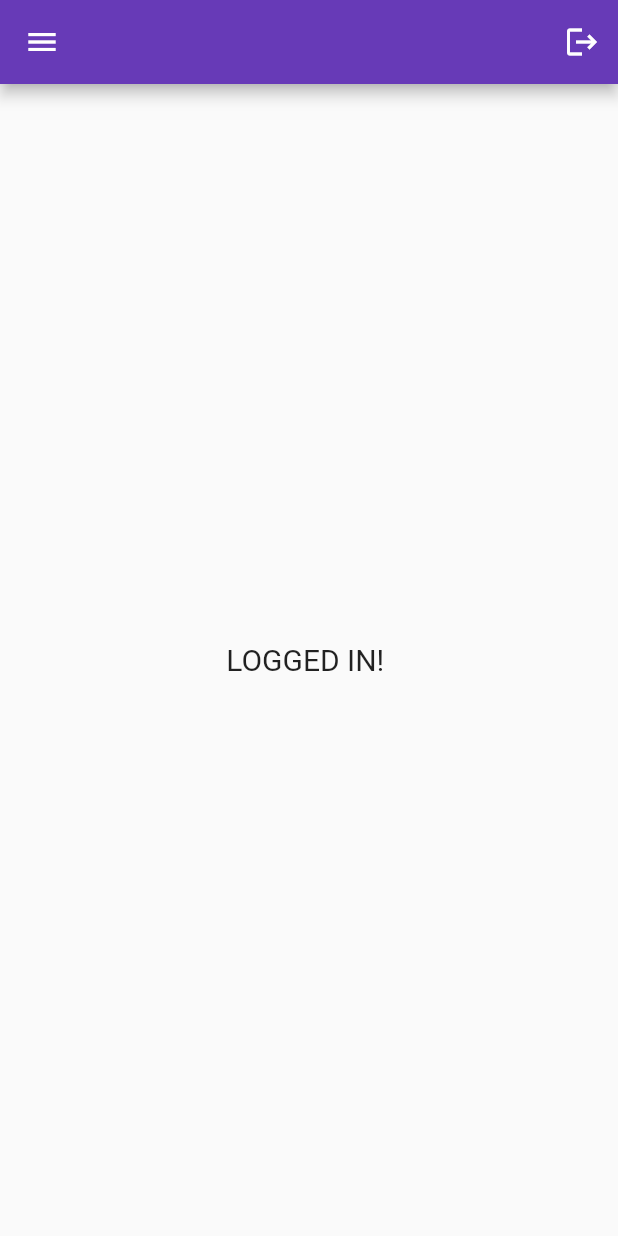
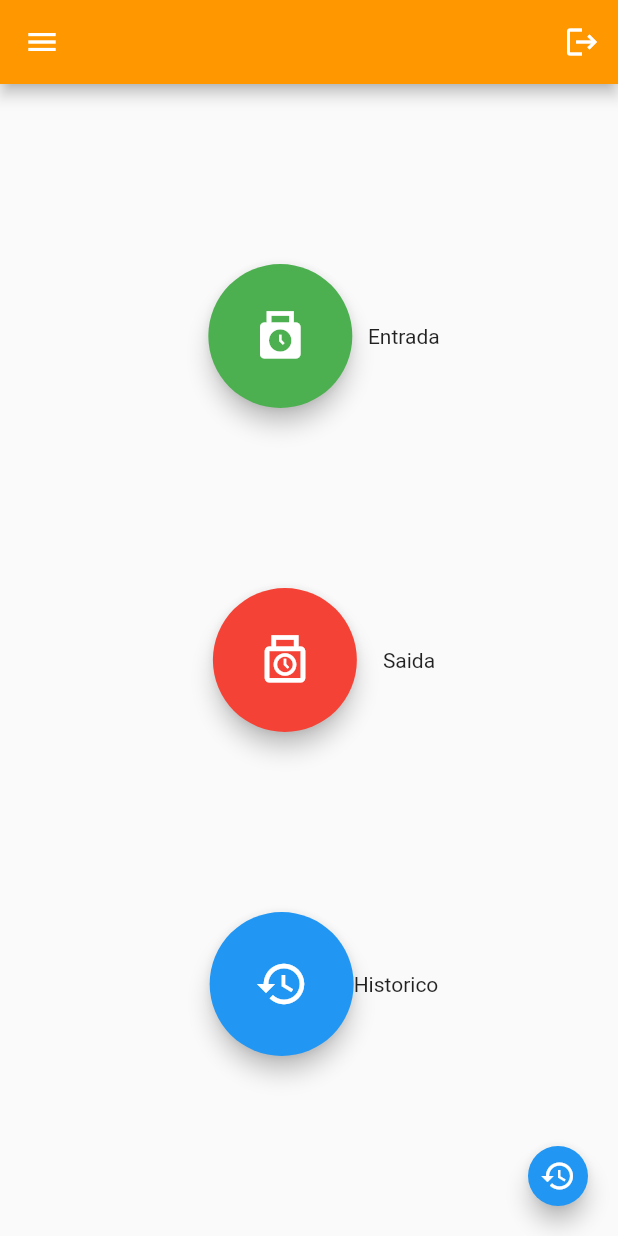
Before and after one commit to AndersonBenjamin/relogio_ponto, a Flutter app: the screen it shows once a user with an empty profile is signed in, on a phone screen of 412 x 824 dp. Run offline on Flutter 3.47's test engine with Material 2 defaults, Android fonts, the phone set to English and light mode, and no system bars; our stand-ins replace cloud_firestore, firebase_auth, firebase_core, firebase_database, google_sign_in; accounts and stored records are empty.

Commit message:
Funcional para registrar entra e saida no fiirebas

```diff
--- a/lib/pages/home_page.dart
+++ b/lib/pages/home_page.dart
@@ -1,6 +1,7 @@
 import 'package:firebase_auth/firebase_auth.dart';
 import 'package:firebase_core/firebase_core.dart';
 import 'package:flutter/material.dart';
+import 'package:cloud_firestore/cloud_firestore.dart';
 
 import '../drawerList.dart';
 
@@ -13,10 +14,22 @@ class HomePage extends StatelessWidget {
     FirebaseAuth.instance.signOut();
   }
 
+  Future chekIn() async {
+    await FirebaseFirestore.instance
+        .collection('registros')
+        .add({'horario': '00:01:00', 'id_user': '1234', 'tipo': 'entrada'});
+  }
+
+  Future chekOut() async {
+    await FirebaseFirestore.instance
+        .collection('registros')
+        .add({'horario': '00:01:00', 'id_user': '1234', 'tipo': 'saida'});
+  }
+
   @override
   Widget build(BuildContext context) {
     return Scaffold(
-      appBar: AppBar(backgroundColor: Colors.deepPurple, actions: [
+      appBar: AppBar(backgroundColor: Colors.orange, actions: [
         IconButton(
           onPressed: signUserOut,
           icon: Icon(Icons.logout),
@@ -24,10 +37,52 @@ class HomePage extends StatelessWidget {
       ]),
       drawer: NavigationDrawer(),
       body: Center(
-          child: Text(
-        "LOGGED IN! " + user.email!,
-        style: TextStyle(fontSize: 20),
-      )),
+        child: Column(
+          mainAxisAlignment: MainAxisAlignment.spaceEvenly,
+          children: <Widget>[
+            Row(
+              mainAxisAlignment: MainAxisAlignment.center,
+              children: <Widget>[
+                const SizedBox(width: 20),
+                FloatingActionButton.large(
+                  onPressed: chekIn,
+                  child: const Icon(Icons.punch_clock),
+                  backgroundColor: Colors.green,
+                ),
+                const Text('   Entrada'),
+              ],
+            ),
+            Row(
+              mainAxisAlignment: MainAxisAlignment.center,
+              children: <Widget>[
+                const SizedBox(width: 20),
+                FloatingActionButton.large(
+                  onPressed: chekOut,
+                  child: const Icon(Icons.punch_clock_outlined),
+                  backgroundColor: Colors.red,
+                ),
+                const Text('     Saida'),
+              ],
+            ),
+            Row(
+              mainAxisAlignment: MainAxisAlignment.center,
+              children: <Widget>[
+                const SizedBox(width: 20),
+                FloatingActionButton.large(
+                  onPressed: chekIn,
+                  child: const Icon(Icons.history),
+                ),
+                const Text('Historico'),
+              ],
+            ),
+          ],
+        ),
+      ),
+      floatingActionButton: FloatingActionButton.small(
+        onPressed: chekIn,
+        tooltip: 'Increment',
+        child: const Icon(Icons.history),
+      ),
     );
   }
 }
--- a/pubspec.yaml
+++ b/pubspec.yaml
@@ -39,6 +39,7 @@ dependencies:
   firebase_database: ^10.1.0
   firebase_auth: ^4.4.0
   google_sign_in: ^6.1.0
+  cloud_firestore: ^4.5.0
 
 
 dev_dependencies:
```
Also changed, not shown: lib/ponto/checkIn_checkOut.dart (added, +33 -0 lines), pubspec.lock, 2 other files.
